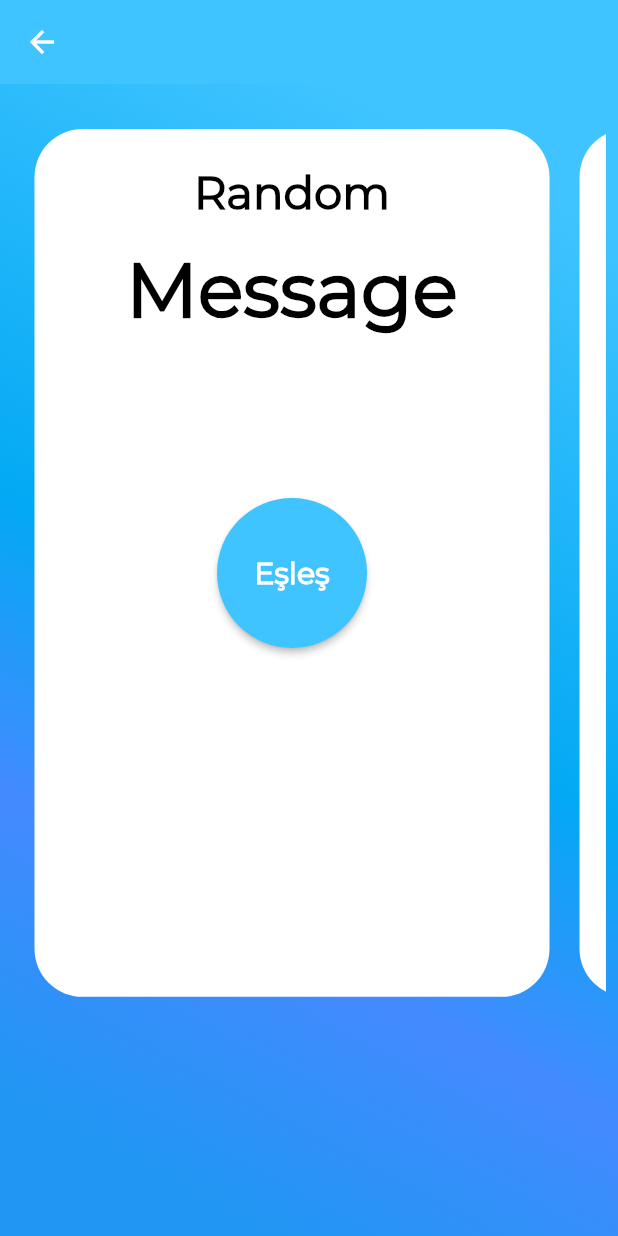
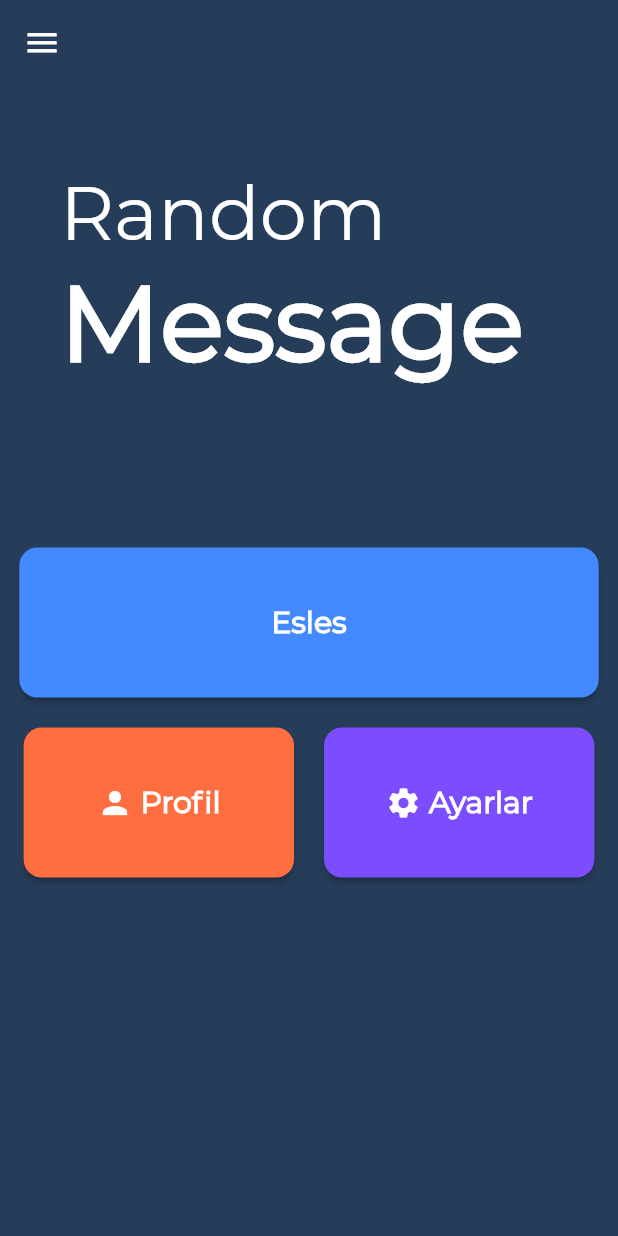
Before and after one commit to cgrbyk/RandomMessage, a Flutter app: the Esles screen opened directly, on a phone screen of 412 x 824 dp. Run offline on Flutter 3.47's test engine with Material 2 defaults, Android fonts, the phone set to English and light mode, and no system bars; our stand-ins replace flutter_local_notifications, sqflite; accounts and stored records are empty; project files that could hold a hidden picture were left out.

Commit message:
*eslesDegistirildi.

```diff
--- a/lib/esles.dart
+++ b/lib/esles.dart
@@ -1,10 +1,10 @@
 import 'dart:async';
-
 import 'package:flutter/material.dart';
 import 'ApiDatabase.dart';
-import 'package:flutter_spinkit/flutter_spinkit.dart';
 import 'mesajlasma.dart';
 import 'KULDATA.dart';
+import 'utils.dart';
+import 'settings.dart';
 
 class Esles extends StatefulWidget {
   @override
@@ -23,7 +23,7 @@ class EslesmeEkrani extends State<Esles> {
 
   void ilkGiris() async {
     String sonuc = await _uzakDatabase.eslesmeControl();
-    if (sonuc != "1" && sonuc!=null ) {
+    if (sonuc != "1" && sonuc != null) {
       KULDATA.mesajid = sonuc;
       Navigator.push(
         context,
@@ -32,23 +32,83 @@ class EslesmeEkrani extends State<Esles> {
     }
   }
 
-  @override
-  Widget build(BuildContext context) {
-    final eslesButton = Padding(
-      padding: EdgeInsets.symmetric(vertical: 8.0),
-      child: ButtonTheme(
-        minWidth: 200.0,
-        height: 100.0,
+  Widget settings() {
+    return SizedBox(
+      width: screenAwareSize(140, context),
+      height: 100,
       child: RaisedButton(
-          shape: CircleBorder(),
-          elevation: 2.0,
-          child: Text(
-            'Eşleş',
+        shape: RoundedRectangleBorder(
+          borderRadius: BorderRadius.circular(12),
+        ),
+        onPressed: () {
+           Navigator.push(
+              context,
+              MaterialPageRoute(builder: (context) => Settings()));
+        },
+        padding: EdgeInsets.all(12),
+        color: Colors.deepPurpleAccent,
+        child: Row(
+          mainAxisAlignment: MainAxisAlignment.center,
+          children: <Widget>[
+            Icon(
+              Icons.settings,
+              color: Colors.white,
+            ),
+            SizedBox(
+              width: 5,
+            ),
+            Text('Ayarlar',
                 style: TextStyle(
-                color: Colors.white,
                     fontFamily: 'Montserrat',
                     fontWeight: FontWeight.bold,
-                fontSize: 20),
+                    fontSize: 20,
+                    color: Colors.white))
+          ],
+        ),
+      ),
+    );
+  }
+
+  Widget profile() {
+    return SizedBox(
+      width: screenAwareSize(140, context),
+      height: 100,
+      child: RaisedButton(
+        shape: RoundedRectangleBorder(
+          borderRadius: BorderRadius.circular(12),
+        ),
+        onPressed: () {},
+        padding: EdgeInsets.all(12),
+        color: Colors.deepOrangeAccent,
+        child: Row(
+          mainAxisAlignment: MainAxisAlignment.center,
+          children: <Widget>[
+            Icon(
+              Icons.person,
+              color: Colors.white,
+            ),
+            SizedBox(
+              width: 5,
+            ),
+            Text('Profil',
+                style: TextStyle(
+                    fontFamily: 'Montserrat',
+                    fontWeight: FontWeight.bold,
+                    fontSize: 20,
+                    color: Colors.white))
+          ],
+        ),
+      ),
+    );
+  }
+
+  Widget eslesButton() {
+    return SizedBox(
+      width: screenAwareSize(300, context),
+      height: 100,
+      child: RaisedButton(
+        shape: RoundedRectangleBorder(
+          borderRadius: BorderRadius.circular(12),
         ),
         onPressed: () async {
           vil = true;
@@ -76,102 +136,104 @@ class EslesmeEkrani extends State<Esles> {
           }
         },
         padding: EdgeInsets.all(12),
-          color: Colors.lightBlueAccent,
-        ),
+        color: Colors.blueAccent,
+        child: Text('Esles',
+            style: TextStyle(
+                fontFamily: 'Montserrat',
+                fontWeight: FontWeight.bold,
+                fontSize: 20,
+                color: Colors.white)),
       ),
     );
-    final spinner = Visibility(
-        visible: vil,
-        child: SpinKitRipple(
-          color: Colors.white,
-          size: 50,
-        ));
+  }
 
-    return Scaffold(
-        resizeToAvoidBottomPadding: false,
-        appBar: AppBar(
-          elevation: 0.0,
-          backgroundColor: Colors.lightBlueAccent,
-        ),
-        body: Container(
-          decoration: BoxDecoration(
-            gradient: LinearGradient(
-            begin: Alignment.topRight,
-            end: Alignment.bottomLeft,
-            stops: [0.1, 0.5, 0.7, 0.9],
-            colors: [
-              Colors.lightBlueAccent,
-              Colors.lightBlue,
-              Colors.blueAccent,
-              Colors.blue,
-            ],
-          )),
-          child: Column(children: <Widget>[
-            Container(
-              margin: EdgeInsets.symmetric(vertical: 20.0),
-              height: MediaQuery.of(context).size.height / 1.4,
-              padding: EdgeInsets.only(top: 10, left: 8, right: 8),
-              child: ListView(
-                scrollDirection: Axis.horizontal,
-                children: <Widget>[
-                  SizedBox(
-                    width: 15,
-                  ),
-                  Container(
-                    decoration: BoxDecoration(
-                        color: Colors.white,
-                        borderRadius: BorderRadius.circular(32)),
-                    width: MediaQuery.of(context).size.width / 1.2,
-                    child: ListView(
-                      shrinkWrap: true,
-                      padding: EdgeInsets.only(
-                          left: 24.0, right: 24.0, top: 24.0, bottom: 24.0),
+  Widget title() {
+    return Padding(
+      padding: const EdgeInsets.only(left: 40.0),
+      child: Column(
+        mainAxisAlignment: MainAxisAlignment.start,
         children: <Widget>[
           Align(
-                          alignment: Alignment.center,
+            alignment: Alignment.bottomLeft,
             child: Text(
               'Random',
               style: TextStyle(
-                                fontFamily: 'Montserrat',
-                                fontWeight: FontWeight.bold,
-                                fontSize: 30,
-                                color: Colors.black),
+                  fontFamily: 'Montserrat', fontSize: 50, color: Colors.white),
             ),
           ),
-                        SizedBox(height: 16.0),
           Align(
-                          alignment: Alignment.center,
+            alignment: Alignment.bottomLeft,
             child: Text(
               'Message',
               style: TextStyle(
                   fontFamily: 'Montserrat',
                   fontWeight: FontWeight.bold,
-                                fontSize: 50,
-                                color: Colors.black),
+                  fontSize: 70,
+                  color: Colors.white),
             ),
           ),
-                        SizedBox(height: 100.0),
-                        eslesButton
+        ],
+      ),
+    );
+  }
+
+  @override
+  Widget build(BuildContext context) {
+    return Container(
+      width: double.infinity,
+      color: Color(0xFF263d5a),
+      child: Scaffold(
+        backgroundColor: Colors.transparent,
+        appBar: AppBar(
+          backgroundColor: Colors.transparent,
+          elevation: 0.0,
+          leading: IconButton(
+            icon: Icon(
+              Icons.menu,
+              size: screenAwareSize(20.0, context),
+              color: Colors.white,
+            ),
+            onPressed: () {},
+          ),
+        ),
+        body: Container(
+          width: screenAwareSize(MediaQuery.of(context).size.width, context),
+          child: Column(
+            //mainAxisAlignment: MainAxisAlignment.spaceAround,
+            children: <Widget>[
+              Container(
+                height: screenAwareSize(200, context),
+                child: Column(
+                  mainAxisAlignment: MainAxisAlignment.center,
+                  children: <Widget>[title()],
+                ),
+              ),
+              SizedBox(
+                height: screenAwareSize(40, context),
+              ),
+              Column(
+                mainAxisAlignment: MainAxisAlignment.center,
+                children: <Widget>[
+                  eslesButton(),
+                  SizedBox(
+                    height: 20,
+                  ),
+                  Row(
+                    mainAxisAlignment: MainAxisAlignment.center,
+                    children: <Widget>[
+                      profile(),
+                      SizedBox(
+                        width: 20,
+                      ),
+                      settings()
+                    ],
+                  ),
+                ],
+              )
             ],
           ),
         ),
-                  SizedBox(
-                    width: 20,
       ),
-                  Container(
-                    decoration: BoxDecoration(
-                        color: Colors.white,
-                        borderRadius: BorderRadius.circular(32)),
-                    width: MediaQuery.of(context).size.width / 1.2,
-                  ),
-                  SizedBox(
-                    width: 20,
-                  ),
-                ],
-              ),
-            ),
-            spinner
-          ]),
-        ));
+    );
   }
 }
```
Lines whose indentation alone changed are shown as unchanged.
